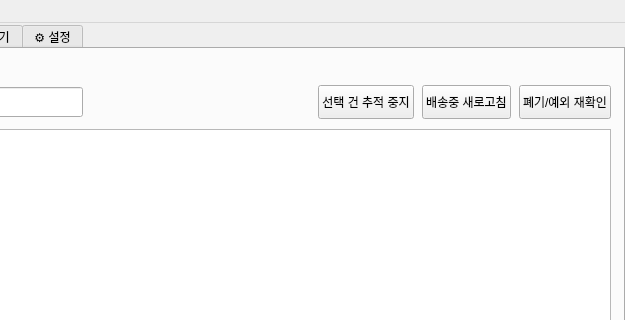
The window that ui/main_window.ui (Peanut0711/easy-fulfill) describes before a commit, drawn with Qt 5; both pictures show x 275 to 900 and y 0 to 320 of the 900 by 800 pixel window.
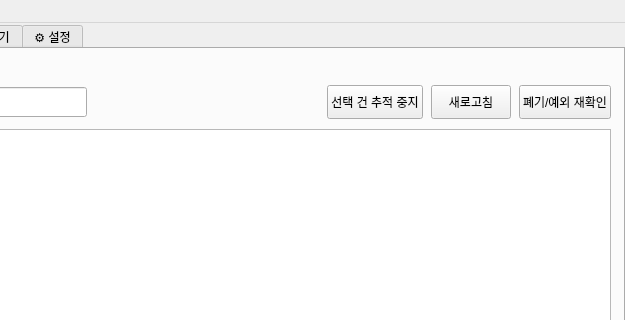
The same window after the commit. The open tabs and pages were chosen to show the change.

Commit message: feat(ui): 배송추적 탭 버튼·필터 줄을 두 줄로 다시 배치

What changed in the file:
```diff
--- a/ui/main_window.ui
+++ b/ui/main_window.ui
@@ -1017,7 +1017,7 @@
              </size>
             </property>
             <property name="text">
-             <string>배송중 새로고침</string>
+             <string>새로고침</string>
             </property>
             <property name="toolTip">
              <string>화면에 표시된 추적중 송장만 우체국 종추적조회로 갱신합니다.</string>
```
The commit also changes 4 other files.
